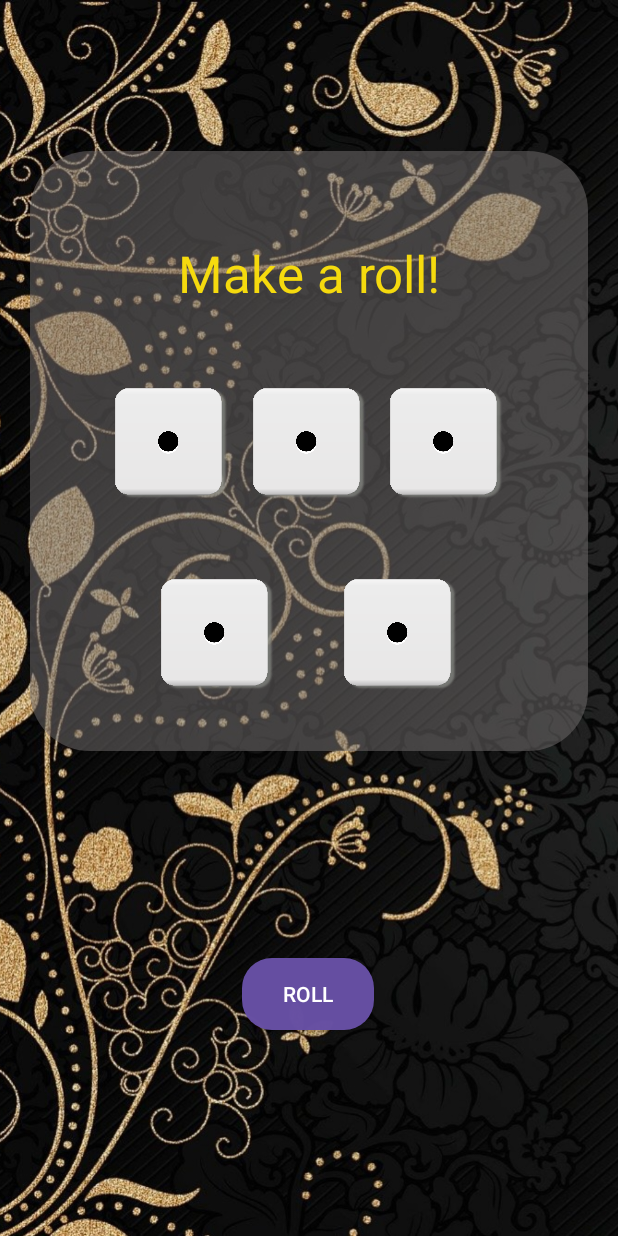
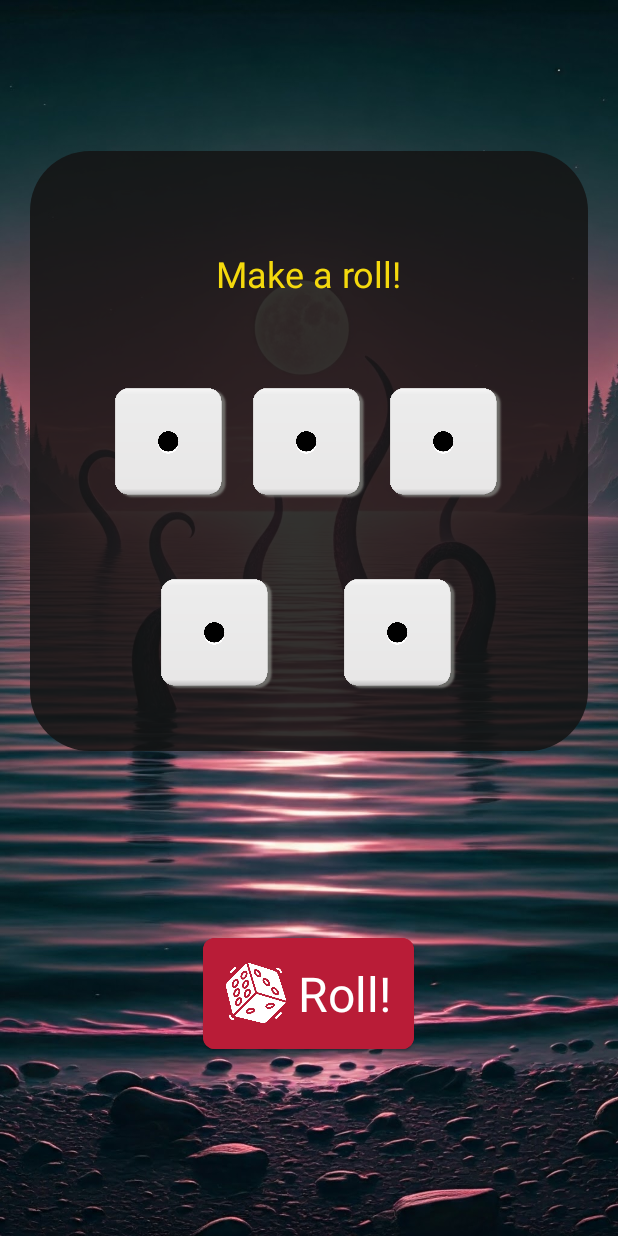
Before and after one commit to magnfreid/MathApp, an Android app: the screen it shows after launch (MainActivity), on a phone screen of 412 x 824 dp. Run offline under Robolectric (Android 15) with nearby library versions, the phone set to English and light mode, and no system bars.

Commit message:
Added Material Design components

```diff
--- a/app/build.gradle.kts
+++ b/app/build.gradle.kts
@@ -36,7 +36,6 @@ android {
 }
 
 dependencies {
-
     implementation(libs.androidx.core.ktx)
     implementation(libs.androidx.appcompat)
     implementation(libs.material)
--- a/app/src/main/AndroidManifest.xml
+++ b/app/src/main/AndroidManifest.xml
@@ -10,7 +10,7 @@
         android:label="@string/app_name"
         android:roundIcon="@mipmap/ic_launcher_round"
         android:supportsRtl="true"
-        android:theme="@style/Theme.DiceGame"
+        android:theme="@style/Theme.MaterialComponents.DayNight.NoActionBar"
         tools:targetApi="31">
         <activity
             android:name=".MainActivity"
--- a/app/src/main/res/drawable/dice_box_drawable.xml
+++ b/app/src/main/res/drawable/dice_box_drawable.xml
@@ -1,5 +1,5 @@
 <?xml version="1.0" encoding="utf-8"?>
 <shape xmlns:android="http://schemas.android.com/apk/res/android">
+    <corners android:radius="40dp" />
     <solid android:color="@color/dice_box_background_color" />
-    <corners android:radius="40dp" />
 </shape>
--- a/app/src/main/res/drawable/roll_button_background.xml
+++ /dev/null
@@ -1,5 +0,0 @@
-<?xml version="1.0" encoding="utf-8"?>
-<shape xmlns:android="http://schemas.android.com/apk/res/android">
-    <solid android:color="@color/roll_button_color" />
-    <corners android:radius="20dp" />
-</shape>
--- a/app/src/main/res/layout/activity_main.xml
+++ b/app/src/main/res/layout/activity_main.xml
@@ -14,7 +14,7 @@
         android:layout_width="match_parent"
         android:layout_height="match_parent"
         android:scaleType="centerCrop"
-        android:src="@drawable/background"
+        android:src="@drawable/background_old"
         tools:layout_editor_absoluteX="0dp"
         tools:layout_editor_absoluteY="48dp" />
 
@@ -32,9 +32,9 @@
         app:layout_constraintTop_toTopOf="parent"
         app:layout_constraintVertical_bias="0.238">
 
-        <TextView
+        <com.google.android.material.textview.MaterialTextView
             android:id="@+id/displayTextView"
-            style="@style/DisplayTextStyle"
+            style="@style/DisplayStyle"
             android:layout_width="wrap_content"
             android:layout_height="wrap_content"
             android:text="@string/displayText"
@@ -101,7 +101,7 @@
 
     </androidx.constraintlayout.widget.ConstraintLayout>
 
-    <Button
+    <com.google.android.material.button.MaterialButton
         android:id="@+id/rollButton"
         style="@style/RollButtonStyle"
         android:layout_width="wrap_content"
--- a/app/src/main/res/values/colors.xml
+++ b/app/src/main/res/values/colors.xml
@@ -1,9 +1,12 @@
 <?xml version="1.0" encoding="utf-8"?>
 <resources>
-    <color name="black">#FF000000</color>
+    <color name="primary_color">#1038D6</color>
+    <color name="secondary_color">#FB51EE3E</color>
+    <color name="text_color">#E8DF12</color>
+    <color name="black">#000000</color>
     <color name="white">#FFFFFF</color>
     <color name="background_color">#FF000000</color>
-    <color name="dice_box_background_color">#86706D6D</color>
-    <color name="roll_button_color">#FBB80404</color>
+    <color name="dice_box_background_color">#DD141414</color>
+    <color name="roll_button_color">#B91C37</color>
     <color name="display_text_color">#FBF8DC0D</color>
 </resources>
--- a/app/src/main/res/values/strings.xml
+++ b/app/src/main/res/values/strings.xml
@@ -3,7 +3,7 @@
     <string name="display">Roll will be displayed here</string>
     <string name="d20ButtonText">D20</string>
     <string name="d6ButtonText">D6</string>
-    <string name="rollButtonText">Roll</string>
+    <string name="rollButtonText">Roll!</string>
     <string name="diceEditTextHint">Sides</string>
     <string name="displayText">Make a roll!</string>
 </resources>
--- a/app/src/main/res/values/styles.xml
+++ b/app/src/main/res/values/styles.xml
@@ -1,14 +1,21 @@
 <?xml version="1.0" encoding="utf-8"?>
-<resources>
 
-    <style name="RollButtonStyle" parent="Widget.AppCompat.Button">
-        <item name="android:background">@drawable/roll_button_background</item>
-        ... other style attributes ...
+    <resources>
+
+    <style name="RollButtonStyle" parent="Widget.Material3.Button.ElevatedButton.Icon" >
+        <item name="icon">@drawable/dice_icon</item>
+        <item name="cornerRadius">8dp</item>
+        <item name="android:padding">15dp</item>
+        <item name="android:textSize">32sp</item>
+        <item name="android:backgroundTint">@color/roll_button_color</item>
+        <item name="android:textColor">@color/white</item>
+        <item name="iconTint">@color/white</item>
+        <item name="iconSize">40dp</item>
     </style>
 
-    <style name="DisplayTextStyle" parent="Widget.AppCompat.TextView">
+    <style name="DisplayStyle" parent="Widget.Material3.AutoCompleteTextView.OutlinedBox">
+        <item name="android:textSize">24sp</item>
         <item name="android:textColor">@color/display_text_color</item>
-        <item name="android:textSize">34sp</item>
     </style>
 
     <style name="DiceBoxStyle">
@@ -20,4 +27,5 @@
         <item name="android:layout_marginStart">20dp</item>
         <item name="android:layout_marginEnd">20dp</item>
     </style>
+
 </resources>
--- a/app/src/main/res/values/themes.xml
+++ b/app/src/main/res/values/themes.xml
@@ -1,6 +1,6 @@
-<resources >    <style name="Base.Theme.DiceGame" parent="Theme.Material3.DayNight.NoActionBar">
+<resources>
+    <style name="Base.Theme.DiceGame." parent="Theme.Material3.DayNight.NoActionBar">
     </style>
 
-    <style name="Theme.DiceGame" parent="Base.Theme.DiceGame" />
-
+    <style name="Theme.DiceGame." parent="Base.Theme.DiceGame" />
 </resources>
```
Also changed, not shown: app/src/main/res/drawable/background2.jpg (added), app/src/main/res/drawable/background_old.jpg (added), app/src/main/res/drawable/dice_icon.png (added).
